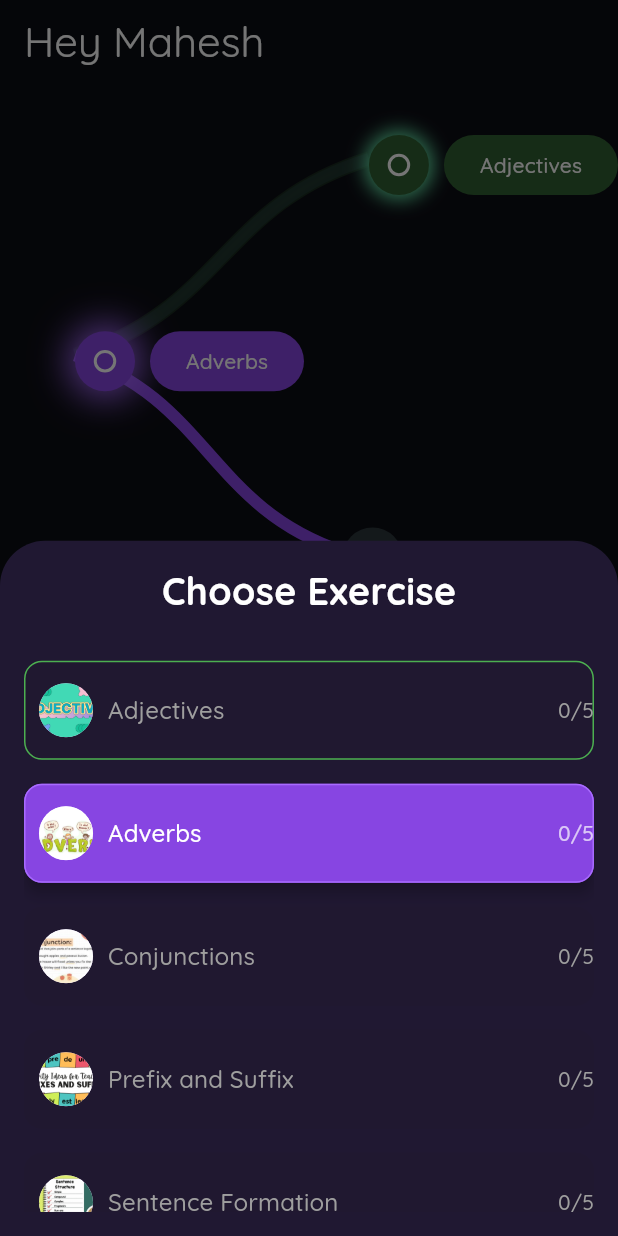
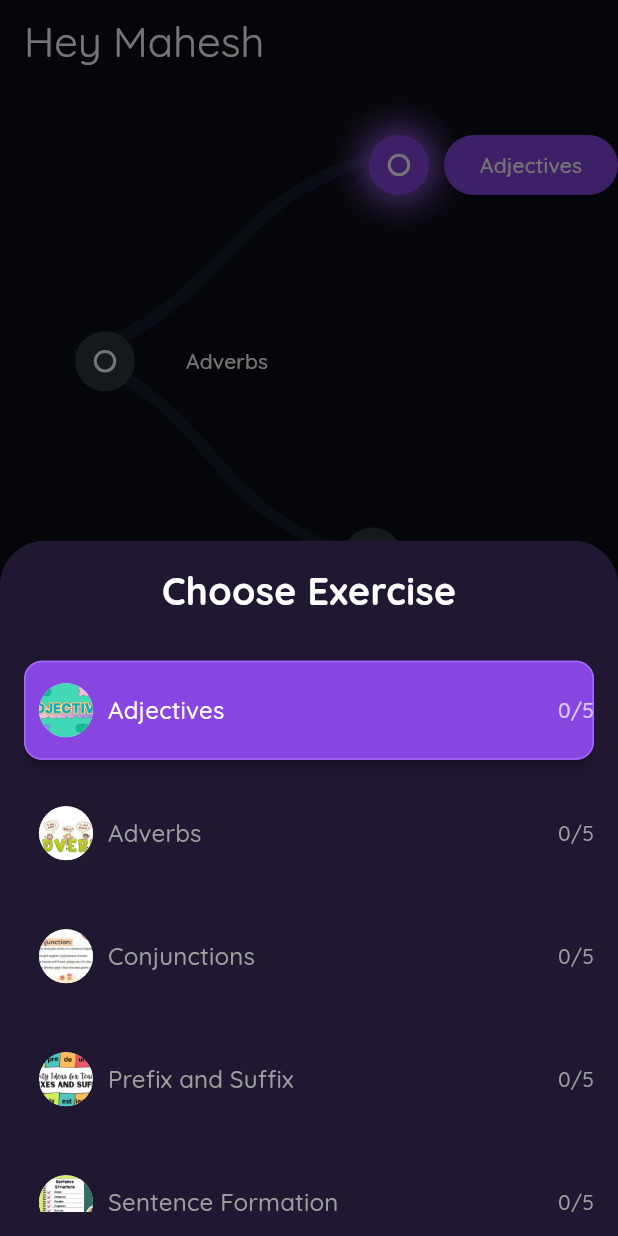
Before and after one commit to vanshika704/stimuler_exercise, a Flutter app: the screen it shows after launch, after a tap on "Adjectives", on a phone screen of 412 x 824 dp. Run offline on Flutter 3.47's test engine with Material 3 defaults, Android fonts, the phone set to English and light mode, and no system bars; our stand-ins replace get, google_fonts.

Commit message:
irritated as fuck

```diff
--- a/lib/components/flow.dart
+++ b/lib/components/flow.dart
@@ -360,21 +360,13 @@ class _FlowPathScreenState extends State<FlowPathScreen> {
                 isSelected: selectedDay == (i + 1),
                 isCompleted: selectedDay > (i + 1) || (isQuizCompleted && i == selectedDay),
                 onTap: () {
-                  // Unlock current and next nodes only if the conditions are met
-                  if (selectedDay == (i + 1) || (isQuizCompleted && i == selectedDay)) {
-                    setState(() {
-                      // Select the tapped node
-                      selectedDay = i + 1;
+                  // Update the state of nodes based on the tapped node
+                  setState(() {
+                    selectedDay = i + 1;
+                  });
 
-                      // Update the quiz completion state and the next node state
-                      if (selectedDay < topics.length) {
-                        selectedDay++;
-                      }
-                    });
-
-                    // Show the modal for the tapped topic
-                    _showCustomModal(topics[i]);
-                  }
+                  // Show the modal for the tapped topic
+                  _showCustomModal(topics[i]);
                 },
               ),
             ),
@@ -474,9 +466,9 @@ class _FlowPathScreenState extends State<FlowPathScreen> {
     for (int i = 0; i < topics.length; i++) {
       String state = 'default';
 
-      if (i+1  == selectedDay) {
+      if (i == selectedDay - 1) {
         state = 'selected';
-      } else if (i +1 < selectedDay) {
+      } else if (i < selectedDay - 1) {
         state = 'completed';
       }
 
--- a/lib/controllers/quiz.dart
+++ b/lib/controllers/quiz.dart
@@ -1,16 +1,141 @@
+// import 'package:flutter/material.dart';
+// import 'package:get/get.dart';
+// import 'package:exerciseapp/components/quizdata.dart';
+
+// class QuizController extends GetxController {
+//   var currentDay = "Day 1".obs;
+//   var currentExerciseIndex = 0.obs;
+//   var currentQuestionIndex = 0.obs;
+//   var correctAnswers = 0.obs;
+//   var selectedOption = Rxn<int>();
+//   var isAnswerChecked = false.obs;
+//   var unlockedDays = ["Day 1"].obs; // Using Rx for reactivity
+
+//   List<Map<String, dynamic>> get currentExerciseQuestions {
+//     var dayData = QuizData.questions[currentDay.value];
+//     if (dayData != null) {
+//       var exerciseData = dayData[currentExerciseIndex.value];
+//       var questions = exerciseData["questions"];
+//       if (questions != null && questions is List<Map<String, dynamic>>) {
+//         return questions;
+//       }
+//     }
+//     return [];
+//   }
+
+//   String get currentExercise {
+//     var dayData = QuizData.questions[currentDay.value];
+//     if (dayData != null) {
+//       var exerciseData = dayData[currentExerciseIndex.value];
+//       var exercise = exerciseData["exercise"];
+//       if (exercise != null && exercise is String) {
+//         return exercise;
+//       }
+//     }
+//     return "";
+//   }
+
+//   Map<String, dynamic> get currentQuestion {
+//     return currentExerciseQuestions.isNotEmpty
+//         ? currentExerciseQuestions[currentQuestionIndex.value]
+//         : {};
+//   }
+
+//   void checkAnswer() {
+//     isAnswerChecked.value = true;
+//     if (selectedOption.value == currentQuestion["answerIndex"]) {
+//       correctAnswers.value++;
+//       Get.snackbar(
+//         "Correct Answer",
+//         "Well done! You chose the correct answer.",
+//         snackPosition: SnackPosition.BOTTOM,
+//         backgroundColor: const Color.fromARGB(255, 55, 110, 57),
+//         colorText: Colors.white,
+//         duration: const Duration(seconds: 2),
+//       );
+//     } else {
+//       Get.snackbar(
+//         "Wrong Answer",
+//         "The correct answer is: ${currentQuestion["options"][currentQuestion["answerIndex"]]}",
+//         snackPosition: SnackPosition.BOTTOM,
+//         backgroundColor: const Color.fromARGB(255, 137, 57, 51),
+//         colorText: Colors.white,
+//         duration: const Duration(seconds: 2),
+//       );
+//     }
+//   }
+
+//   void nextQuestion() {
+//     if (selectedOption.value == null) {
+//       Get.snackbar(
+//         "Please select an answer",
+//         "You need to choose an answer to proceed.",
+//         snackPosition: SnackPosition.BOTTOM,
+//         backgroundColor: const Color.fromARGB(255, 137, 57, 51),
+//         colorText: Colors.white,
+//         duration: const Duration(seconds: 2),
+//       );
+//       return;
+//     }
+
+//     checkAnswer();
+
+//     if (selectedOption.value == currentQuestion["answerIndex"]) {
+//       if (currentQuestionIndex.value < currentExerciseQuestions.length - 1) {
+//         currentQuestionIndex.value++;
+//         selectedOption.value = null;
+//         isAnswerChecked.value = false;
+//       } else if (currentExerciseIndex.value < QuizData.questions[currentDay.value]!.length - 1) {
+//         currentExerciseIndex.value++;
+//         currentQuestionIndex.value = 0;
+//       } else {
+//         completeQuiz();
+//       }
+//     }
+//   }
+
+//   void completeQuiz() {
+//     unlockNextDay();
+//     Get.snackbar(
+//       "Exercise Complete",
+//       "You scored ${correctAnswers.value}!",
+//       snackPosition: SnackPosition.BOTTOM,
+//       backgroundColor: const Color.fromARGB(255, 55, 110, 57),
+//       colorText: Colors.white,
+//     );
+//     Get.toNamed("/");  // Navigate to home page
+//   }
+
+//   void unlockNextDay() {
+//     var days = QuizData.questions.keys.toList();
+//     var currentIndex = days.indexOf(currentDay.value);
+
+//     if (currentIndex < days.length - 1) {
+//       var nextDay = days[currentIndex + 1];
+//       if (!unlockedDays.contains(nextDay)) {
+//         unlockedDays.add(nextDay);  // This triggers reactivity
+//       }
+//     }
+//   }
+
+//   bool isDayUnlocked(String day) {
+//     return unlockedDays.contains(day);  // Returns true if the day is unlocked
+//   }
+// }
 import 'package:flutter/material.dart';
 import 'package:get/get.dart';
-import 'package:exerciseapp/components/quizdata.dart';
+import 'package:exerciseapp/components/quizdata.dart';  // Ensure this file contains quiz data for "Adverbs", "Conjunctions", etc.
 
 class QuizController extends GetxController {
-  var currentDay = "Day 1".obs;
+  var currentDay = "Day 1".obs; // Set based on selected quiz type from SnackbarController
   var currentExerciseIndex = 0.obs;
   var currentQuestionIndex = 0.obs;
   var correctAnswers = 0.obs;
   var selectedOption = Rxn<int>();
   var isAnswerChecked = false.obs;
-  var unlockedDays = ["Day 1"].obs; // Using Rx for reactivity
+  var unlockedDays = ["Day 1"].obs;
 
+  // Fetch questions based on the currentDay value
   List<Map<String, dynamic>> get currentExerciseQuestions {
     var dayData = QuizData.questions[currentDay.value];
     if (dayData != null) {
```
